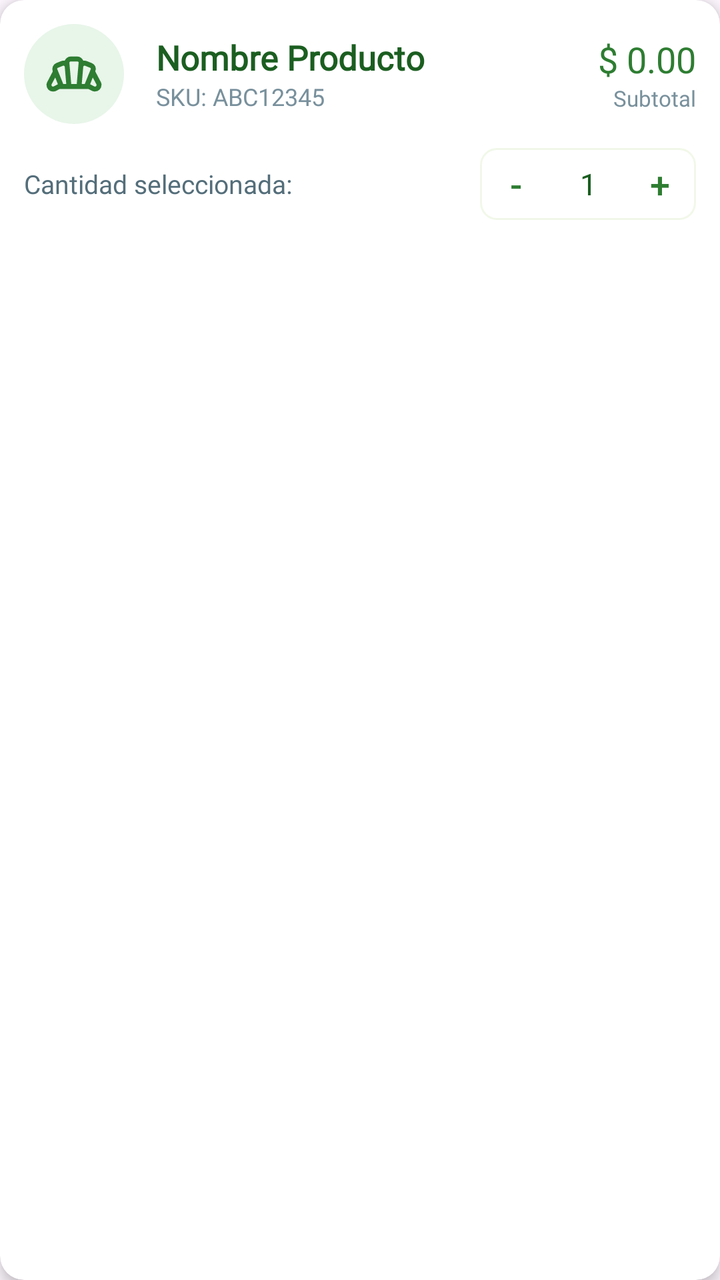
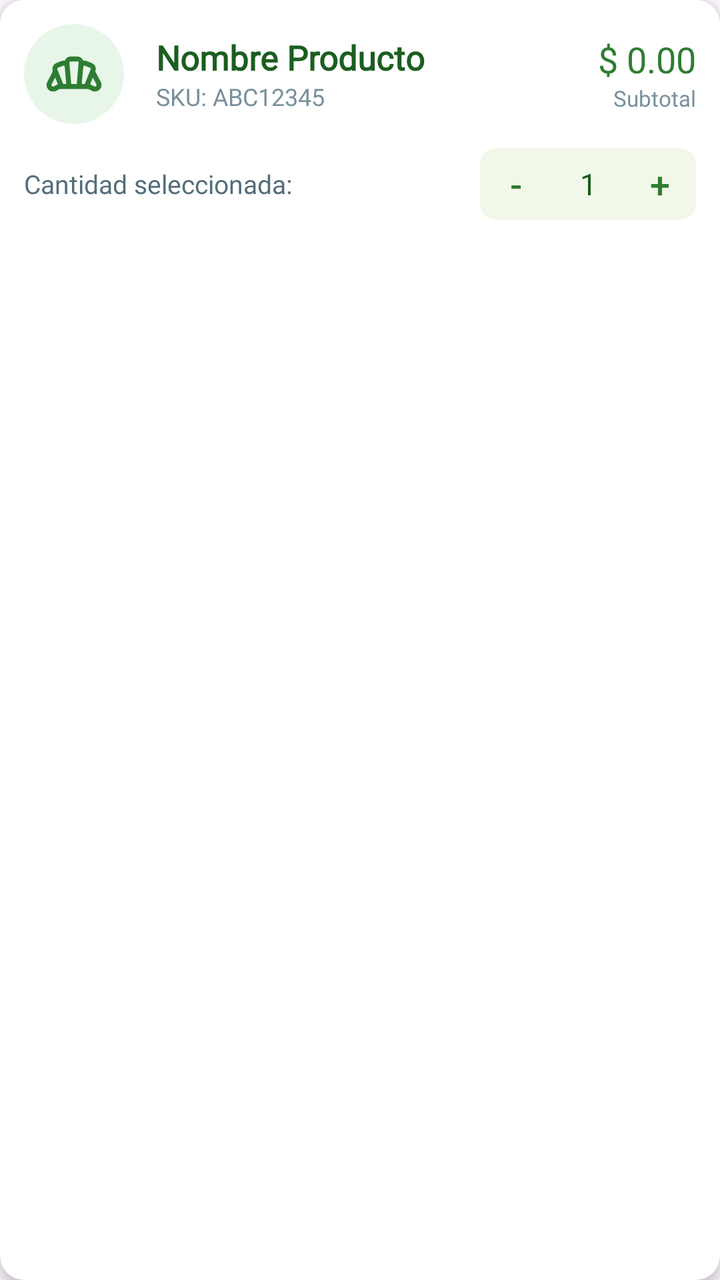

Screens rendered from an Android XML layout before and after an edit, with the pre-edit source and the edit as a unified diff.
<!-- AndroidManifest.xml: application theme Theme.ECommerce -->
<!-- res/layout/item_carrito.xml -->
<androidx.cardview.widget.CardView
    xmlns:android="http://schemas.android.com/apk/res/android"
    xmlns:app="http://schemas.android.com/apk/res-auto"
    android:layout_width="match_parent"
    android:layout_height="wrap_content"
    android:layout_margin="8dp"
    app:cardCornerRadius="12dp"
    app:cardElevation="4dp">

    <LinearLayout
        android:layout_width="match_parent"
        android:layout_height="wrap_content"
        android:orientation="vertical"
        android:padding="12dp">

        <LinearLayout
            android:layout_width="match_parent"
            android:layout_height="wrap_content"
            android:orientation="horizontal"
            android:gravity="center_vertical">

            <ImageView
                android:id="@+id/imgCategoriaCart"
                android:layout_width="50dp"
                android:layout_height="50dp"
                android:padding="10dp"
                android:background="@drawable/boton_redondo_azul"
                android:backgroundTint="#E8F5E9"
                android:src="@drawable/ic_food"
                app:tint="#2E7D32" />

            <LinearLayout
                android:layout_width="0dp"
                android:layout_height="wrap_content"
                android:layout_weight="1"
                android:orientation="vertical"
                android:layout_marginStart="16dp">

                <TextView
                    android:id="@+id/tvNombreCart"
                    android:layout_width="wrap_content"
                    android:layout_height="wrap_content"
                    android:fontFamily="@font/montserrat_medium"
                    android:text="Nombre Producto"
                    android:textColor="#1B5E20"
                    android:textSize="17sp"
                    android:textStyle="bold" />

                <TextView
                    android:id="@+id/tvSKUCart"
                    android:layout_width="wrap_content"
                    android:layout_height="wrap_content"
                    android:text="SKU: ABC12345"
                    android:textSize="12sp"
                    android:fontFamily="@font/montserrat_medium"
                    android:textColor="#78909C" />
            </LinearLayout>

            <LinearLayout
                android:layout_width="wrap_content"
                android:layout_height="wrap_content"
                android:orientation="vertical"
                android:gravity="end">

                <TextView
                    android:id="@+id/tvSubtotalItem"
                    android:layout_width="wrap_content"
                    android:layout_height="wrap_content"
                    android:text="$ 0.00"
                    android:textSize="18sp"
                    android:fontFamily="@font/montserrat_bold"
                    android:textColor="#2E7D32" />

                <TextView
                    android:layout_width="wrap_content"
                    android:layout_height="wrap_content"
                    android:text="Subtotal"
                    android:textSize="11sp"
                    android:fontFamily="@font/montserrat_medium"
                    android:textColor="#78909C" />
            </LinearLayout>
        </LinearLayout>

        <LinearLayout
            android:layout_width="match_parent"
            android:layout_height="wrap_content"
            android:orientation="horizontal"
            android:gravity="center_vertical"
            android:layout_marginTop="12dp">

            <TextView
                android:layout_width="wrap_content"
                android:layout_height="wrap_content"
                android:text="Cantidad seleccionada:"
                android:textSize="13sp"
                android:fontFamily="@font/montserrat_medium"
                android:textColor="#546E7A" />

            <View
                android:layout_width="0dp"
                android:layout_height="0dp"
                android:layout_weight="1" />

            <LinearLayout
                android:layout_width="wrap_content"
                android:layout_height="wrap_content"
                android:orientation="horizontal"
                android:gravity="center_vertical"
                android:background="@drawable/bg_quantity_selector"
                android:backgroundTint="#F1F8E9"
                android:padding="2dp">

                <androidx.appcompat.widget.AppCompatButton
                    android:id="@+id/btnMenosCart"
                    android:layout_width="32dp"
                    android:layout_height="32dp"
                    android:text="-"
                    android:textSize="18sp"
                    android:textColor="#2E7D32"
                    android:background="?attr/selectableItemBackgroundBorderless" />

                <EditText
                    android:id="@+id/etCantidadCart"
                    android:layout_width="40dp"
                    android:layout_height="wrap_content"
                    android:background="@android:color/transparent"
                    android:gravity="center"
                    android:inputType="number"
                    android:text="1"
                    android:textSize="15sp"
                    android:fontFamily="@font/montserrat_bold"
                    android:textColor="#1B5E20" />

                <androidx.appcompat.widget.AppCompatButton
                    android:id="@+id/btnMasCart"
                    android:layout_width="32dp"
                    android:layout_height="32dp"
                    android:text="+"
                    android:textSize="18sp"
                    android:textColor="#2E7D32"
                    android:background="?attr/selectableItemBackgroundBorderless" />
            </LinearLayout>

        </LinearLayout>

    </LinearLayout>
</androidx.cardview.widget.CardView>
<!-- resources referenced by this layout -->
<resources>
  <!-- drawable bg_quantity_selector (drawable) -->
  <?xml version="1.0" encoding="utf-8"?>
  <shape xmlns:android="http://schemas.android.com/apk/res/android"
      android:shape="rectangle">
  
      <corners android:radius="8dp" />
  
      <stroke
          android:width="1dp"
          android:color="#1565C0" /> <solid android:color="@android:color/transparent" />
  
  </shape>
  <!-- drawable boton_redondo_azul (drawable) -->
  <?xml version="1.0" encoding="utf-8"?>
  <shape xmlns:android="http://schemas.android.com/apk/res/android"
      android:shape="oval">
      <solid android:color="#1565C0"/>
  </shape>
  <!-- drawable ic_food (drawable) -->
  <vector xmlns:android="http://schemas.android.com/apk/res/android" android:height="24dp" android:tint="#FFFFFF" android:viewportHeight="960" android:viewportWidth="960" android:width="24dp">
        
      <path android:fillColor="@android:color/white" android:pathData="M804,678Q821,687 834,674Q847,661 838,644L780,536L738,644L804,678ZM604,640L652,640L748,402Q751,394 746.5,388.5Q742,383 736,380L656,348Q647,345 638.5,350Q630,355 628,364L604,640ZM308,640L356,640L332,364Q330,353 321.5,349Q313,345 304,348L224,380Q216,383 212.5,388.5Q209,394 212,402L308,640ZM156,678L222,644L180,536L122,644Q113,661 126,674Q139,687 156,678ZM436,640L524,640L554,302Q556,293 549.5,286.5Q543,280 534,280L426,280Q418,280 411.5,286.5Q405,293 406,302L436,640ZM138,760Q96,760 68,728.5Q40,697 40,654Q40,642 43.5,630.5Q47,619 52,608L140,440Q126,400 141,361Q156,322 194,306L274,274Q288,269 302,267Q316,265 330,268Q344,239 369,219.5Q394,200 426,200L534,200Q566,200 591,219.5Q616,239 630,268Q644,266 658,267.5Q672,269 686,274L766,306Q806,322 822,361Q838,400 820,438L908,606Q914,617 917,629Q920,641 920,654Q920,699 889.5,729.5Q859,760 814,760Q803,760 792,757.5Q781,755 770,750L708,720L250,720L194,750Q181,757 166.5,758.5Q152,760 138,760ZM480,480Q480,480 480,480Q480,480 480,480L480,480L480,480L480,480Q480,480 480,480Q480,480 480,480Q480,480 480,480Q480,480 480,480Q480,480 480,480Q480,480 480,480L480,480Q480,480 480,480Q480,480 480,480L480,480Q480,480 480,480Q480,480 480,480Q480,480 480,480Q480,480 480,480L480,480Q480,480 480,480Q480,480 480,480Q480,480 480,480Q480,480 480,480L480,480Q480,480 480,480Q480,480 480,480L480,480Q480,480 480,480Q480,480 480,480Q480,480 480,480Q480,480 480,480Z"/>
      
  </vector>
  <style name="Theme.ECommerce" parent="Base.Theme.ECommerce" />
  <style name="Base.Theme.ECommerce" parent="Theme.Material3.DayNight.NoActionBar">
          <item name="colorPrimary">#FFFFFF</item>
          <item name="colorContainer">#FFFFFF</item>
          <item name="android:statusBarColor">#FFFFFF</item>
          <item name="android:windowLightStatusBar">true</item>
      </style>
</resources>

<!-- the commit's change to res/layout/item_carrito.xml (unified diff, before → after) -->
@@ -11,7 +11,8 @@
         android:layout_width="match_parent"
         android:layout_height="wrap_content"
         android:orientation="vertical"
-        android:padding="12dp">
+        android:padding="12dp"
+        android:background="#FFFFFF">
 
         <LinearLayout
             android:layout_width="match_parent"
@@ -125,11 +126,13 @@
                     android:layout_height="wrap_content"
                     android:background="@android:color/transparent"
                     android:gravity="center"
-                    android:inputType="number"
                     android:text="1"
                     android:textSize="15sp"
                     android:fontFamily="@font/montserrat_bold"
-                    android:textColor="#1B5E20" />
+                    android:textColor="#1B5E20"
+                    android:focusable="false"
+                    android:clickable="false"
+                    android:inputType="none"/>
 
                 <androidx.appcompat.widget.AppCompatButton
                     android:id="@+id/btnMasCart"
<!-- resource entries referenced after the edit -->
@@ -7,9 +7,11 @@
   
       <corners android:radius="8dp" />
   
+      <solid android:color="#FFFFFF"/>
+  
       <stroke
           android:width="1dp"
-          android:color="#1565C0" /> <solid android:color="@android:color/transparent" />
+          android:color="#1565C0" />
   
   </shape>
   <!-- drawable boton_redondo_azul (drawable) -->
